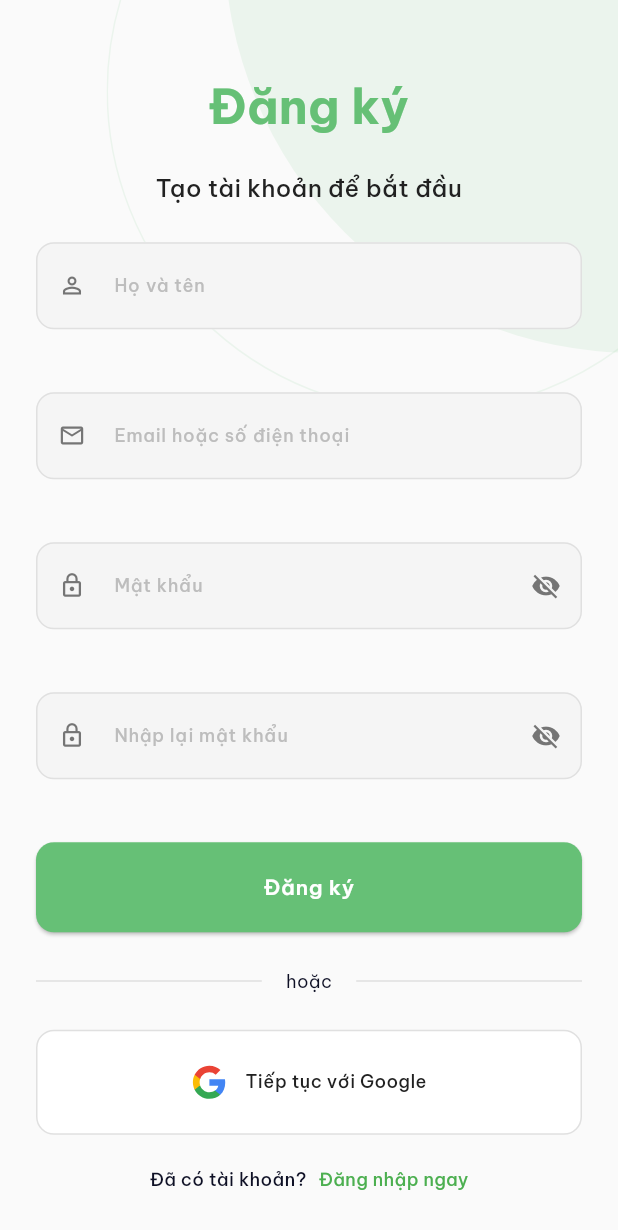
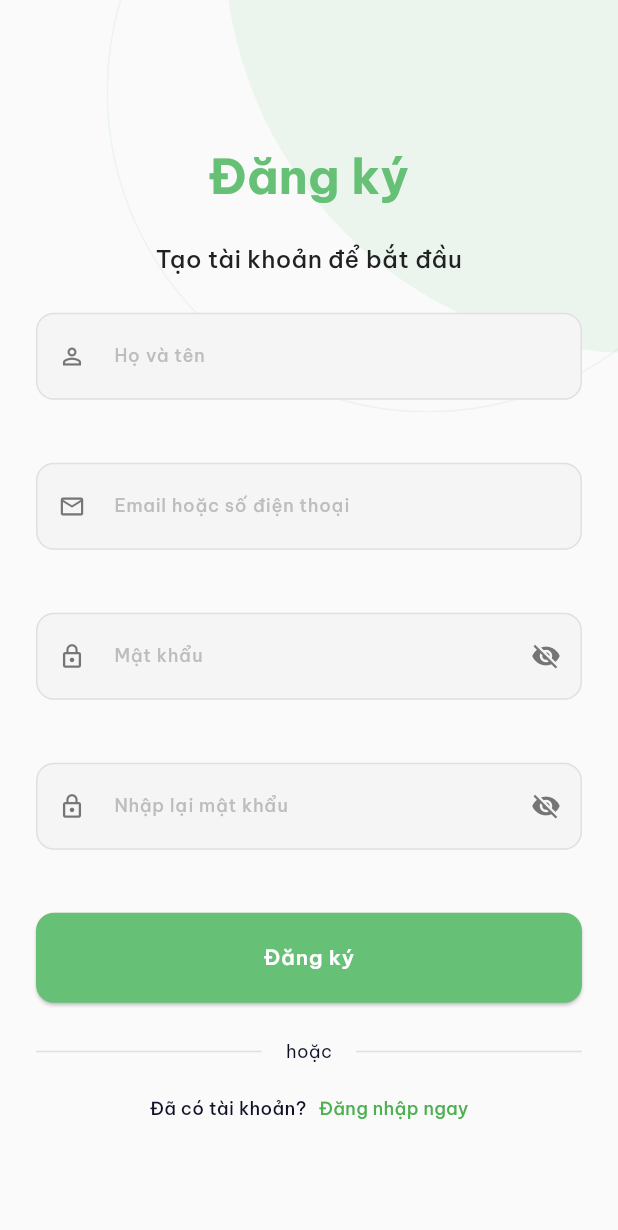
Before and after one commit to thanhthien-git/sgtour-mobile, a Flutter app: the RegisterScreen screen opened directly, on a phone screen of 412 x 824 dp. Shown: the top 1230 px of the screen. Run offline on Flutter 3.47's test engine with Material 3 defaults, Android fonts, the phone set to English and light mode, and no system bars; our stand-ins replace cached_network_image, dio, flutter_dotenv, flutter_html, flutter_map, flutter_riverpod and 12 more; missing offline and left inert: flutter_map_marker_cluster; accounts and stored records are empty; statements that could not run were skipped.

Commit message:
fix: google login

```diff
--- a/lib/screens/auth/register_screen.dart
+++ b/lib/screens/auth/register_screen.dart
@@ -114,8 +114,6 @@ class _RegisterScreenState extends State<RegisterScreen> {
                     _buildForm(isDark),
                     SizedBox(height: _spacingXl),
                     _buildDivider(isDark),
-                    SizedBox(height: _spacingXl),
-                    _buildSocialLogin(),
                     SizedBox(height: _spacingXl),
                     _buildLoginLink(),
                   ],
@@ -304,17 +302,4 @@ class _RegisterScreenState extends State<RegisterScreen> {
       ],
     );
   }
-
-  Widget _buildSocialLogin() {
-    return SocialButton(
-      height: _inputHeight,
-      label: context.l10n.auth_loginWithGoogle,
-      icon: SvgPicture.asset(
-        'assets/icons/google_icon.svg',
-        width: 24,
-        height: 24,
-      ),
-      onPressed: _handleGoogleLogin,
-    );
-  }
 }
```
Also changed, not shown: 2 other files.
